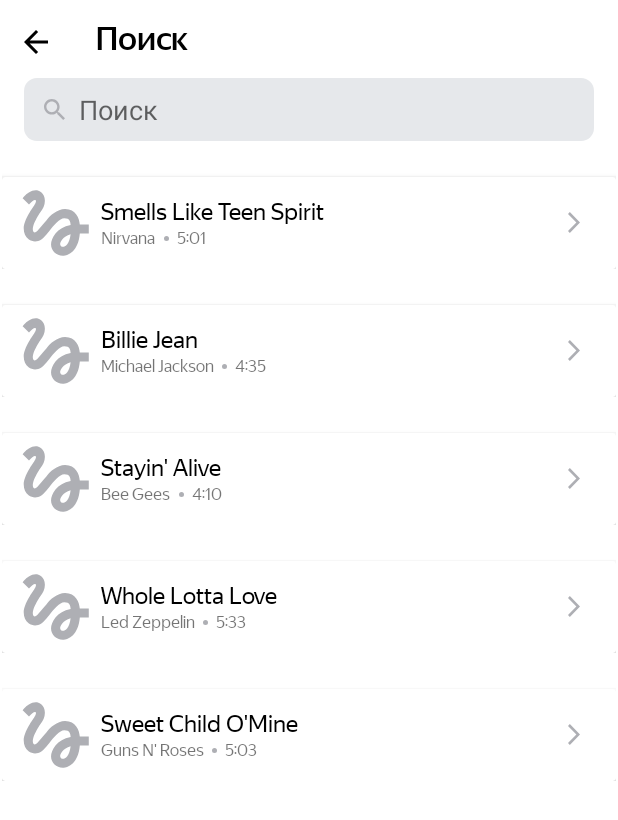
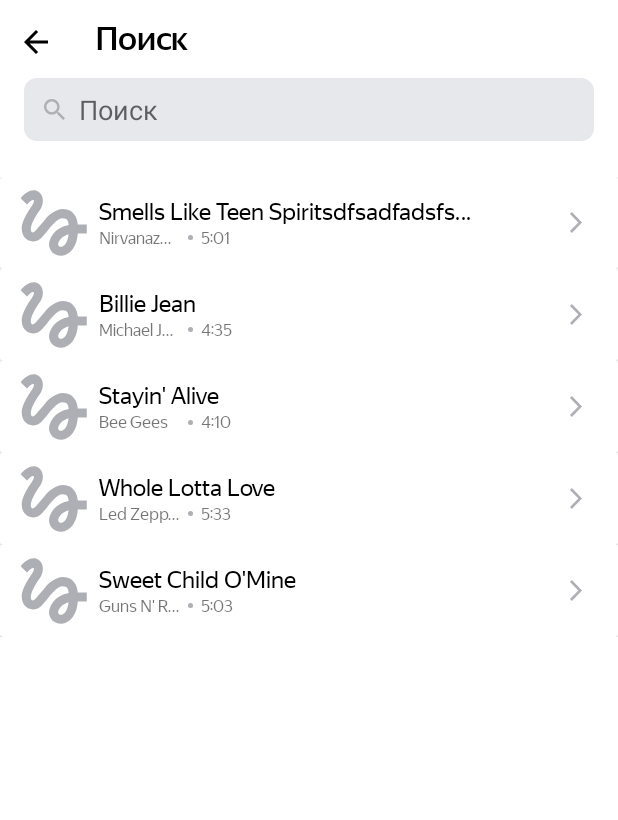
Before and after one commit to u11107/PlaylistMaker, an Android app: the SearchActivity screen opened directly, with no data from a screen before it, on a phone screen of 412 x 824 dp. Shown: the top 820 px of the screen. Run offline under Robolectric (Android 15) with nearby library versions, the phone set to English and light mode, and no system bars; pictures from the network do not load.

Commit message:
after review

```diff
--- a/app/src/main/java/com/example/playlistmaker/SearchActivity.kt
+++ b/app/src/main/java/com/example/playlistmaker/SearchActivity.kt
@@ -7,11 +7,7 @@ import android.text.TextWatcher
 import android.view.View
 import android.view.inputmethod.InputMethodManager
 import android.widget.EditText
-import android.widget.ImageView
 import androidx.appcompat.app.AppCompatActivity
-import androidx.recyclerview.widget.LinearLayoutManager
-import androidx.recyclerview.widget.StaggeredGridLayoutManager
-import com.bumptech.glide.Glide
 import com.example.playlistmaker.databinding.ActivitySearchBinding
 import com.example.playlistmaker.model.Track
 
@@ -28,7 +24,9 @@ class SearchActivity : AppCompatActivity() {
 
     private val dataList = mutableListOf(
         Track(
-            "Smells Like Teen Spirit", "Nirvana", "5:01",
+            "Smells Like Teen Spiritsdfsadfadsfsafdasdfasdf",
+            "Nirvanazdfgdsgsdgsdgfgsdgfdsfgsdfgxfgsdrrgseg",
+            "5:01",
             "https://is5-ssl.mzstatic.com/image/thumb/Music115/v4/7b/58/c2/7b58c21a-2b51-2bb2-e59a-9bb9b96ad8c3/00602567924166.rgb.jpg/100x100bb.jpg"
         ),
         Track(
@@ -48,7 +46,7 @@ class SearchActivity : AppCompatActivity() {
             "https://is5-ssl.mzstatic.com/image/thumb/Music125/v4/a0/4d/c4/a04dc484-03cc-02aa-fa82-5334fcb4bc16/18UMGIM24878.rgb.jpg/100x100bb.jpg "
         ),
 
-    )
+        )
 
     override fun onCreate(savedInstanceState: Bundle?) {
         super.onCreate(savedInstanceState)
@@ -58,7 +56,7 @@ class SearchActivity : AppCompatActivity() {
 
         binding.recView.adapter = trackAdapter
 
-        binding.searchBt.setOnClickListener {
+        binding.searchBtBack.setOnClickListener {
             finish()
         }
 
--- a/app/src/main/java/com/example/playlistmaker/TrackAdapter.kt
+++ b/app/src/main/java/com/example/playlistmaker/TrackAdapter.kt
@@ -1,11 +1,8 @@
 package com.example.playlistmaker
 
 import android.view.LayoutInflater
-import android.view.View
 import android.view.ViewGroup
-import android.widget.ImageView
 import androidx.recyclerview.widget.RecyclerView
-import com.bumptech.glide.Glide
 
 import com.example.playlistmaker.model.Track
 
--- a/app/src/main/java/com/example/playlistmaker/TrackHolder.kt
+++ b/app/src/main/java/com/example/playlistmaker/TrackHolder.kt
@@ -18,9 +18,8 @@ class TrackHolder(item: View):RecyclerView.ViewHolder(item) {
             .load(track.artworkUrl100)
             .placeholder(R.drawable.placeholder)
             .centerCrop()
-            .transform(RoundedCorners(10))
+            .transform(RoundedCorners(itemView.resources
+                .getDimensionPixelOffset(R.dimen.track_album_image_radius)))
             .into(albumIm)
-        albumIm.setImageResource(R.drawable.search_ic)
     }
-
 }
--- a/app/src/main/res/layout/activity_search.xml
+++ b/app/src/main/res/layout/activity_search.xml
@@ -15,7 +15,7 @@
 
 
         <Button
-            android:id="@+id/searchBt"
+            android:id="@+id/searchBtBack"
             style="@style/settingButtonBack"
             android:background="@android:color/transparent"
             app:icon="@drawable/arrow_back"
@@ -51,15 +51,10 @@
         android:id="@+id/recView"
         android:layout_width="0dp"
         android:layout_height="0dp"
-        android:layout_marginStart="1dp"
-        android:layout_marginEnd="1dp"
-        android:layout_marginBottom="1dp"
         app:layoutManager="androidx.recyclerview.widget.LinearLayoutManager"
         app:layout_constraintBottom_toBottomOf="parent"
         app:layout_constraintEnd_toEndOf="parent"
-        app:layout_constraintHorizontal_bias="0.0"
-
         app:layout_constraintStart_toStartOf="parent"
-        app:layout_constraintTop_toBottomOf="@+id/frameLayout"
-        app:layout_constraintVertical_bias="0.0" />
+        android:layout_marginTop="24dp"
+        app:layout_constraintTop_toBottomOf="@+id/frameLayout" />
 </androidx.constraintlayout.widget.ConstraintLayout>
--- a/app/src/main/res/layout/track_view.xml
+++ b/app/src/main/res/layout/track_view.xml
@@ -20,32 +20,42 @@
             tools:ignore="ContentDescription" />
 
         <LinearLayout
-            style="@style/track_LinerLayout">
+            style="@style/track_LinerLayout"
+            android:layout_width="250dp">
 
             <TextView
                 android:id="@+id/nameTrack"
+                android:lines="1"
+                android:ellipsize="end"
                 style="@style/track_nameTrack" />
 
 
             <LinearLayout
-                android:layout_width="wrap_content"
+                android:layout_width="match_parent"
                 android:layout_height="match_parent"
                 android:layout_weight="1"
                 tools:ignore="InefficientWeight">
 
                 <TextView
                     android:id="@+id/executor"
-                    style="@style/track_textView_secondary" />
+                    style="@style/track_textView_secondary"
+                    android:layout_width="54dp"
+                    android:ellipsize="end"
+                    android:lines="1" />
 
                 <ImageView
                     android:id="@+id/ellipse"
-                    app:srcCompat="@drawable/ellipse"
-                    style="@style/track_ellipse"/>
+                    style="@style/track_ellipse"
+                    app:srcCompat="@drawable/ellipse" />
 
 
                 <TextView
                     android:id="@+id/duration"
-                    style="@style/track_textView_secondary"  />
+                    style="@style/track_textView_secondary"
+                    android:layout_height="match_parent"
+
+                    android:ellipsize="end"
+                    android:lines="1" />
 
             </LinearLayout>
 
@@ -55,6 +65,7 @@
         <ImageView
             android:id="@+id/goBack"
             style="@style/settingIconImage"
+            android:layout_marginStart="8dp"
             android:layout_marginTop="23dp"
             android:layout_marginEnd="24dp"
             app:srcCompat="@drawable/arrow"
--- a/app/src/main/res/values-night/styles.xml
+++ b/app/src/main/res/values-night/styles.xml
@@ -129,7 +129,7 @@
         <item name="android:layout_width">match_parent</item>
         <item name="android:backgroundTint">@color/dark_theme_item</item>
         <item name="android:layout_height">wrap_content</item>
-        <item name="android:layout_marginTop">24dp</item>
+
     </style>
 
 
@@ -154,7 +154,6 @@
         <item name="android:textColor">@color/color_Playlist_text</item>
         <item name="android:fontFamily">@font/ys_display_regular</item>
         <item name="android:text">TextView</item>
-        <item name="android:textColor">@color/color_setting_text</item>
         <item name="android:textSize">@dimen/setting_text_size</item>
     </style>
 
--- a/app/src/main/res/values/dimens.xml
+++ b/app/src/main/res/values/dimens.xml
@@ -24,5 +24,6 @@
     <dimen name="track_cardView_imageAlbum">45dp</dimen>
     <dimen name="track_cardView_image_margin">8dp</dimen>
     <dimen name="track_ellipse_margin">5dp</dimen>
+    <dimen name="track_album_image_radius">2dp</dimen>
 
 </resources>
--- a/app/src/main/res/values/styles.xml
+++ b/app/src/main/res/values/styles.xml
@@ -136,7 +136,6 @@
     <style name="track_cardView">
         <item name="android:layout_width">match_parent</item>
         <item name="android:layout_height">wrap_content</item>
-        <item name="android:layout_marginTop">24dp</item>
     </style>
 
 
```
Also changed, not shown: app/src/main/res/layout/track_v.xml (added, +78 -0 lines).
